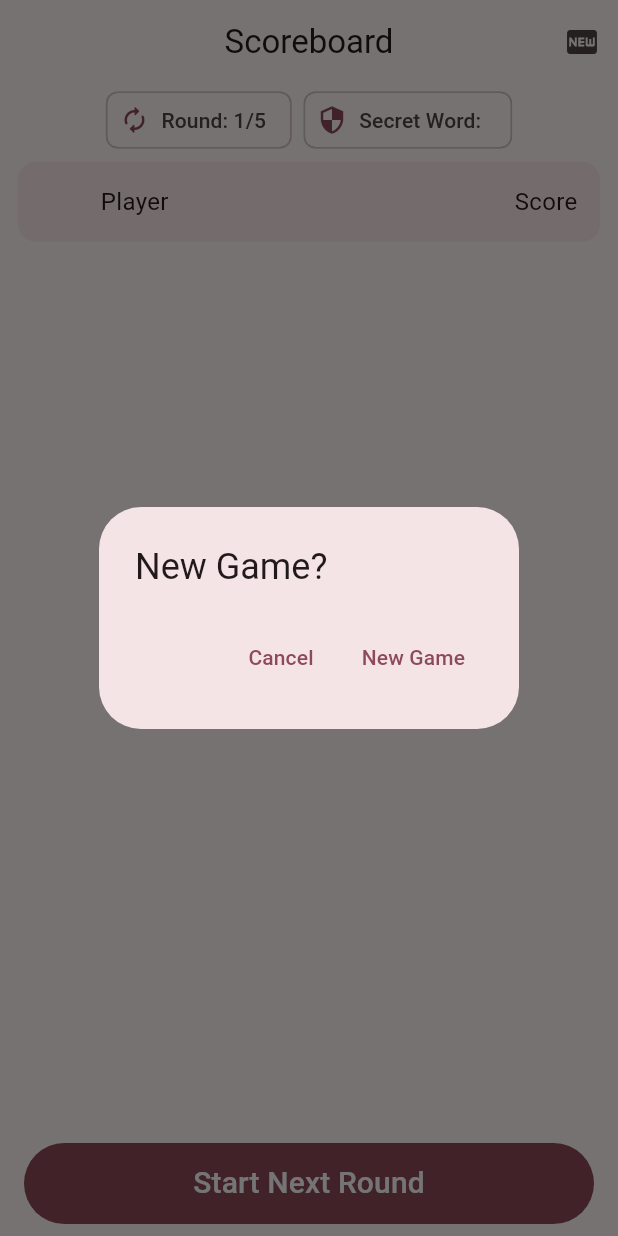
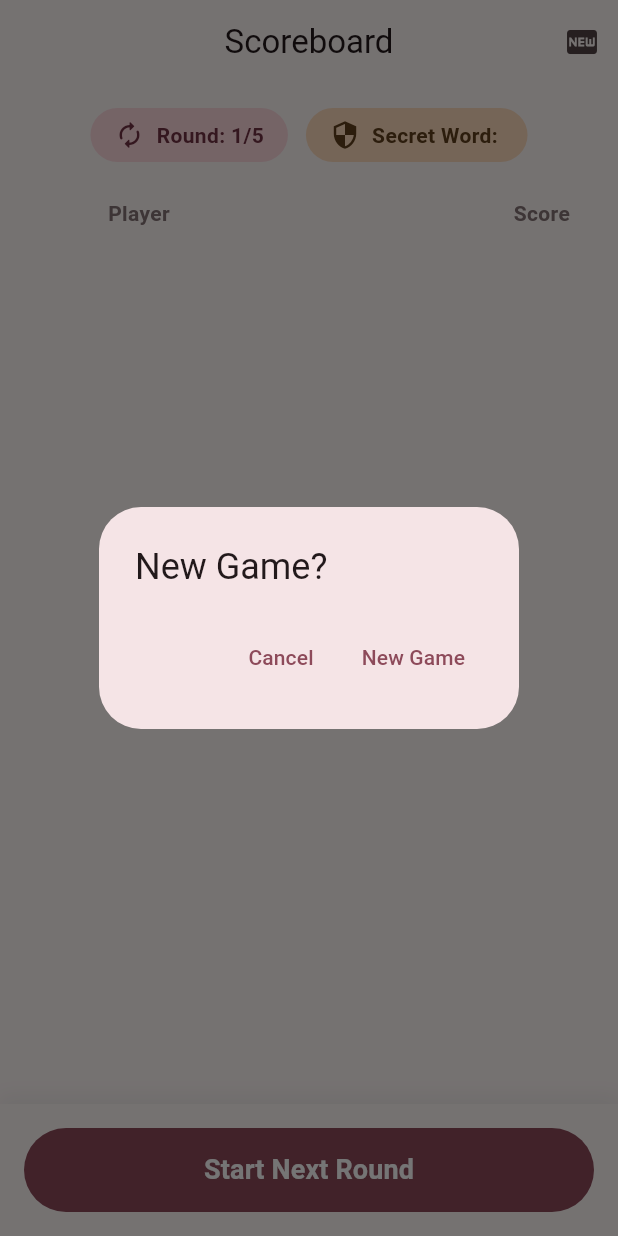
Before and after one commit to TiimmyFTurner/spot_the_spy, a Flutter app: the ScoreBoardScreen screen opened by its route, after a tap on the "fiber new" icon, on a phone screen of 412 x 824 dp. Run offline on Flutter 3.47's test engine with Material 3 defaults, Android fonts, the phone set to English and light mode, and no system bars; our stand-ins replace action_slider, audioplayers, flutter_riverpod, font_awesome_flutter, freezed_annotation, go_router and 2 more; accounts and stored records are empty; generated files the repository leaves out were written again.

Commit message:
improve score board ui

```diff
--- a/lib/l10n/app_localizations.dart
+++ b/lib/l10n/app_localizations.dart
@@ -661,6 +661,18 @@ abstract class AppLocalizations {
   /// In en, this message translates to:
   /// **'Categories'**
   String get categories;
+
+  /// No description provided for @general.
+  ///
+  /// In en, this message translates to:
+  /// **'General'**
+  String get general;
+
+  /// No description provided for @about.
+  ///
+  /// In en, this message translates to:
+  /// **'About'**
+  String get about;
 }
 
 class _AppLocalizationsDelegate
--- a/lib/l10n/app_localizations_en.dart
+++ b/lib/l10n/app_localizations_en.dart
@@ -334,4 +334,10 @@ class AppLocalizationsEn extends AppLocalizations {
 
   @override
   String get categories => 'Categories';
+
+  @override
+  String get general => 'General';
+
+  @override
+  String get about => 'About';
 }
--- a/lib/l10n/app_localizations_fa.dart
+++ b/lib/l10n/app_localizations_fa.dart
@@ -333,4 +333,10 @@ class AppLocalizationsFa extends AppLocalizations {
 
   @override
   String get categories => 'دسته‌بندی‌ها';
+
+  @override
+  String get general => 'عمومی';
+
+  @override
+  String get about => 'درباره';
 }
--- a/lib/l10n/intl_en.arb
+++ b/lib/l10n/intl_en.arb
@@ -114,5 +114,7 @@
   "tips_bullet_3": "• Pay attention to vague or strange answers.",
   "goToCategorySelection": "Next: Category Selection",
   "categorySelection": "Category Selection",
-  "categories": "Categories"
+  "categories": "Categories",
+  "general": "General",
+  "about": "About"
 }
--- a/lib/l10n/intl_fa.arb
+++ b/lib/l10n/intl_fa.arb
@@ -114,5 +114,7 @@
   "godMode": "حالت خدا",
   "goToCategorySelection": "بعدی: انتخاب دسته‌بندی",
   "categorySelection": "انتخاب دسته‌بندی",
-  "categories": "دسته‌بندی‌ها"
+  "categories": "دسته‌بندی‌ها",
+  "general": "عمومی",
+  "about": "درباره"
 }
--- a/lib/presentation/screens/score_board_screen.dart
+++ b/lib/presentation/screens/score_board_screen.dart
@@ -21,6 +21,11 @@ class _ScoreBoardScreenState extends ConsumerState<ScoreBoardScreen> {
     bool lastRound =
         ref.read(currentRoundProvider) == ref.read(roundCountProvider);
     List<Player> players = ref.watch(playersProvider);
+
+    // Sort players by score descending
+    final sortedPlayers = [...players]
+      ..sort((a, b) => b.score.compareTo(a.score));
+
     return PopScope(
       canPop: false,
       child: Scaffold(
@@ -62,88 +67,210 @@ class _ScoreBoardScreenState extends ConsumerState<ScoreBoardScreen> {
         body: SafeArea(
           child: Column(
             children: [
-              Row(
+              Padding(
+                padding: const EdgeInsets.all(16.0),
+                child: Row(
                   mainAxisAlignment: MainAxisAlignment.center,
                   children: [
-                  Chip(
-                    avatar: Icon(Icons.autorenew_rounded, size: 20),
-                    label: Text(
+                    Container(
+                      padding: const EdgeInsets.symmetric(
+                        horizontal: 16,
+                        vertical: 8,
+                      ),
+                      decoration: BoxDecoration(
+                        color: Theme.of(context).colorScheme.primaryContainer,
+                        borderRadius: BorderRadius.circular(20),
+                      ),
+                      child: Row(
+                        children: [
+                          Icon(
+                            Icons.autorenew_rounded,
+                            size: 20,
+                            color:
+                                Theme.of(
+                                  context,
+                                ).colorScheme.onPrimaryContainer,
+                          ),
+                          const SizedBox(width: 8),
+                          Text(
                             '${AppLocalizations.of(context)!.round}: ${AppLocalizations.of(context)!.number(ref.read(currentRoundProvider))}/${AppLocalizations.of(context)!.number(ref.read(roundCountProvider))}',
-                    ),
-                  ),
-                  SizedBox(width: 8),
-                  Chip(
-                    avatar: Icon(Icons.security, size: 20),
-                    label: Text(
-                      "${AppLocalizations.of(context)!.secretWord}: ${ref.read(theWordProvider)}",
+                            style: TextStyle(
+                              color:
+                                  Theme.of(
+                                    context,
+                                  ).colorScheme.onPrimaryContainer,
+                              fontWeight: FontWeight.bold,
                             ),
                           ),
                         ],
                       ),
-              Padding(
-                padding: const EdgeInsets.symmetric(horizontal: 8.0),
-                child: Card(
-                  color: Theme.of(context).colorScheme.surfaceContainer,
-                  elevation: 0,
-                  child: Padding(
-                    padding: const EdgeInsets.all(15),
+                    ),
+                    const SizedBox(width: 12),
+                    Container(
+                      padding: const EdgeInsets.symmetric(
+                        horizontal: 16,
+                        vertical: 8,
+                      ),
+                      decoration: BoxDecoration(
+                        color: Theme.of(context).colorScheme.tertiaryContainer,
+                        borderRadius: BorderRadius.circular(20),
+                      ),
                       child: Row(
                         children: [
-                        SizedBox(width: 40),
+                          Icon(
+                            Icons.security,
+                            size: 20,
+                            color:
+                                Theme.of(
+                                  context,
+                                ).colorScheme.onTertiaryContainer,
+                          ),
+                          const SizedBox(width: 8),
                           Text(
-                          AppLocalizations.of(context)!.player,
-                          style: TextStyle(fontSize: 16),
+                            "${AppLocalizations.of(context)!.secretWord}: ${ref.read(theWordProvider)}",
+                            style: TextStyle(
+                              color:
+                                  Theme.of(
+                                    context,
+                                  ).colorScheme.onTertiaryContainer,
+                              fontWeight: FontWeight.bold,
                             ),
-                        Expanded(flex: 4, child: Container()),
-                        Text(
-                          AppLocalizations.of(context)!.score,
-                          style: TextStyle(fontSize: 16),
                           ),
                         ],
                       ),
                     ),
+                  ],
+                ),
+              ),
+              Padding(
+                padding: const EdgeInsets.symmetric(
+                  horizontal: 16.0,
+                  vertical: 8.0,
+                ),
+                child: Row(
+                  children: [
+                    const SizedBox(width: 56), // Space for rank/icon
+                    Text(
+                      AppLocalizations.of(context)!.player,
+                      style: TextStyle(
+                        fontSize: 14,
+                        fontWeight: FontWeight.bold,
+                        color: Theme.of(context).colorScheme.outline,
+                      ),
+                    ),
+                    const Spacer(),
+                    Text(
+                      AppLocalizations.of(context)!.score,
+                      style: TextStyle(
+                        fontSize: 14,
+                        fontWeight: FontWeight.bold,
+                        color: Theme.of(context).colorScheme.outline,
+                      ),
+                    ),
+                    const SizedBox(width: 16),
+                  ],
                 ),
               ),
               Expanded(
                 child: ListView.builder(
-                  padding: const EdgeInsets.symmetric(horizontal: 10),
-                  shrinkWrap: true,
-                  itemCount: players.length + 1,
+                  padding: const EdgeInsets.symmetric(horizontal: 16),
+                  itemCount: sortedPlayers.length,
                   itemBuilder: (BuildContext context, int index) {
-                    return index < players.length
-                        ? listItemPlayer(players[index])
-                        : const SizedBox(height: 8);
+                    final player = sortedPlayers[index];
+                    final isTop = index == 0;
+                    return Card(
+                      elevation: isTop ? 4 : 0,
+                      color:
+                          isTop
+                              ? Theme.of(context).colorScheme.primaryContainer
+                              : Theme.of(context).colorScheme.surfaceContainer,
+                      margin: const EdgeInsets.only(bottom: 8),
+                      child: ListTile(
+                        leading: CircleAvatar(
+                          backgroundColor:
+                              isTop
+                                  ? Theme.of(context).colorScheme.primary
+                                  : Theme.of(
+                                    context,
+                                  ).colorScheme.surfaceTint.withOpacity(0.1),
+                          foregroundColor:
+                              isTop
+                                  ? Theme.of(context).colorScheme.onPrimary
+                                  : Theme.of(context).colorScheme.primary,
+                          child: Text('${index + 1}'),
+                        ),
+                        title: Text(
+                          player.name,
+                          style: TextStyle(
+                            fontWeight:
+                                isTop ? FontWeight.bold : FontWeight.normal,
+                            fontSize: 18,
+                          ),
+                        ),
+                        subtitle:
+                            player.isSpy
+                                ? Text(
+                                  AppLocalizations.of(context)!.spy,
+                                  style: TextStyle(
+                                    color: Theme.of(context).colorScheme.error,
+                                    fontWeight: FontWeight.bold,
+                                  ),
+                                )
+                                : null,
+                        trailing: Text(
+                          player.score.toString(),
+                          style: TextStyle(
+                            fontSize: 20,
+                            fontWeight: FontWeight.bold,
+                            color:
+                                isTop
+                                    ? Theme.of(
+                                      context,
+                                    ).colorScheme.onPrimaryContainer
+                                    : Theme.of(context).colorScheme.onSurface,
+                          ),
+                        ),
+                      ),
+                    );
                   },
                 ),
               ),
-              SizedBox(
-                height: 70,
-                width: MediaQuery.of(context).size.width,
-                child: Padding(
-                  padding: const EdgeInsets.symmetric(
-                    vertical: 8,
-                    horizontal: 16,
+              Container(
+                padding: const EdgeInsets.all(16),
+                decoration: BoxDecoration(
+                  color: Theme.of(context).colorScheme.surface,
+                  boxShadow: [
+                    BoxShadow(
+                      color: Colors.black.withOpacity(0.05),
+                      blurRadius: 10,
+                      offset: const Offset(0, -5),
                     ),
+                  ],
+                ),
+                child: SizedBox(
+                  height: 56,
+                  width: double.infinity,
                   child: FilledButton(
+                    onPressed: () {
+                      HapticFeedback.mediumImpact();
+                      if (lastRound) {
+                        ref.invalidate(currentRoundProvider);
+                        context.goNamed(Routes.home);
+                      } else {
+                        ref.read(playersProvider.notifier).setRoles();
+                        ref.read(currentRoundProvider.notifier).next();
+                        context.goNamed(Routes.roleReveal);
+                      }
+                    },
                     child: Text(
                       lastRound
                           ? AppLocalizations.of(context)!.newGame
                           : AppLocalizations.of(context)!.startNextRound,
-                      style: TextStyle(fontSize: 20),
+                      style: const TextStyle(
+                        fontSize: 18,
+                        fontWeight: FontWeight.bold,
                       ),
-                    onPressed: () {
-                      HapticFeedback.lightImpact();
-                      if (lastRound) {
-                        ref.invalidate(currentRoundProvider);
-                        context.goNamed(Routes.home);
-                      } else {
-                        ref
-                            .read(playersProvider.notifier)
-                            .setRoles();
-                        ref.read(currentRoundProvider.notifier).next();
-                        context.goNamed(Routes.roleReveal);
-                      }
-                    },
+                    ),
                   ),
                 ),
               ),
@@ -153,50 +280,4 @@ class _ScoreBoardScreenState extends ConsumerState<ScoreBoardScreen> {
       ),
     );
   }
-
-  Widget listItemPlayer(player) {
-    return Card(
-      color: Theme.of(context).colorScheme.surfaceContainer,
-      elevation: 0,
-      child: Row(
-        mainAxisAlignment: MainAxisAlignment.spaceBetween,
-        children: <Widget>[
-          Padding(
-            padding: EdgeInsets.all(15),
-            child: Icon(
-              Icons.person,
-              color: Theme.of(context).colorScheme.primary,
-            ),
-          ),
-          Expanded(
-            flex: 4,
-            child: Text(
-              player.name,
-              overflow: TextOverflow.ellipsis,
-              style: TextStyle(fontSize: 16),
-            ),
-          ),
-          Expanded(
-            flex: 2,
-            child: Text(
-              player.isSpy ? AppLocalizations.of(context)!.spy : '',
-              overflow: TextOverflow.ellipsis,
-              style: TextStyle(fontSize: 16),
-            ),
-          ),
-          Expanded(
-            flex: 1,
-            child: Padding(
-              padding: const EdgeInsets.all(15),
-              child: Text(
-                player.score.toString(),
-                overflow: TextOverflow.ellipsis,
-                style: TextStyle(fontSize: 16),
-              ),
-            ),
-          ),
-        ],
-      ),
-    );
 }
-}
--- a/lib/presentation/screens/settings_screen.dart
+++ b/lib/presentation/screens/settings_screen.dart
@@ -17,6 +17,9 @@ class SettingsScreen extends ConsumerStatefulWidget {
 class _SettingsScreenState extends ConsumerState<SettingsScreen> {
   @override
   Widget build(BuildContext context) {
+    final themeMode = ref.watch(themeModeSettingProvider);
+    final locale = ref.watch(localeSettingProvider);
+
     return Scaffold(
       appBar: AppBar(
         title: Text(AppLocalizations.of(context)!.settings),
```
Also changed, not shown: lib/presentation/screens/game_play_screen.dart (+12 -0 lines), lib/presentation/screens/home_screen.dart (+13 -4 lines), lib/presentation/screens/role_reveal_screen.dart (+21 -5 lines). Lines whose indentation alone changed are shown as unchanged.
